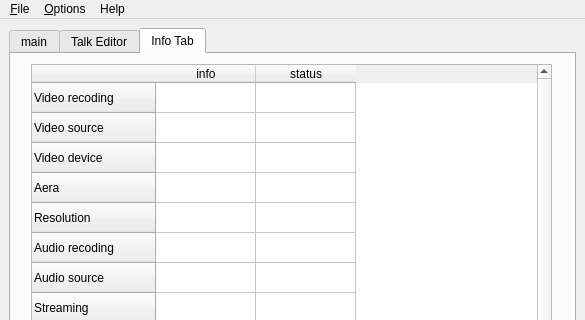
Qt form src/freeseer/frontend/default/forms/freeseer_ui_qt.ui (Freeseer/freeseer) before a commit; both pictures show x 0 to 585 and y 0 to 320 of the 585 by 542 pixel window.
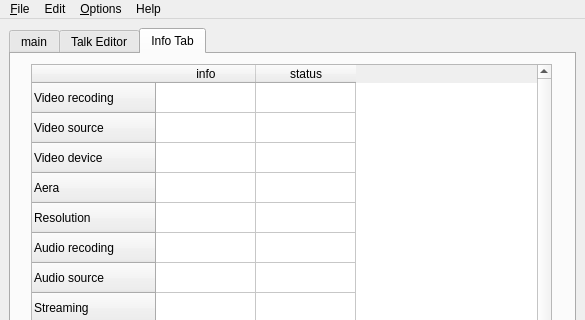
The same form after that commit. Icons and pictures are not drawn.

Commit message: change option - > pref to edit -> pref

Diff of the .ui file:
```diff
--- a/src/freeseer/frontend/default/forms/freeseer_ui_qt.ui
+++ b/src/freeseer/frontend/default/forms/freeseer_ui_qt.ui
@@ -712,9 +712,15 @@
      </property>
     </widget>
     <addaction name="menuLanguage"/>
-    <addaction name="actionPrefercences"/>
+   </widget>
+   <widget class="QMenu" name="menuEdit">
+    <property name="title">
+     <string>Edit</string>
+    </property>
+    <addaction name="actionPreferences"/>
    </widget>
    <addaction name="menuFile"/>
+   <addaction name="menuEdit"/>
    <addaction name="menuOptions"/>
    <addaction name="menuHelp"/>
   </widget>
```
Left out of the diff: 5 changed lines with no effect on the pictures. The commit also changes 1 other file.
